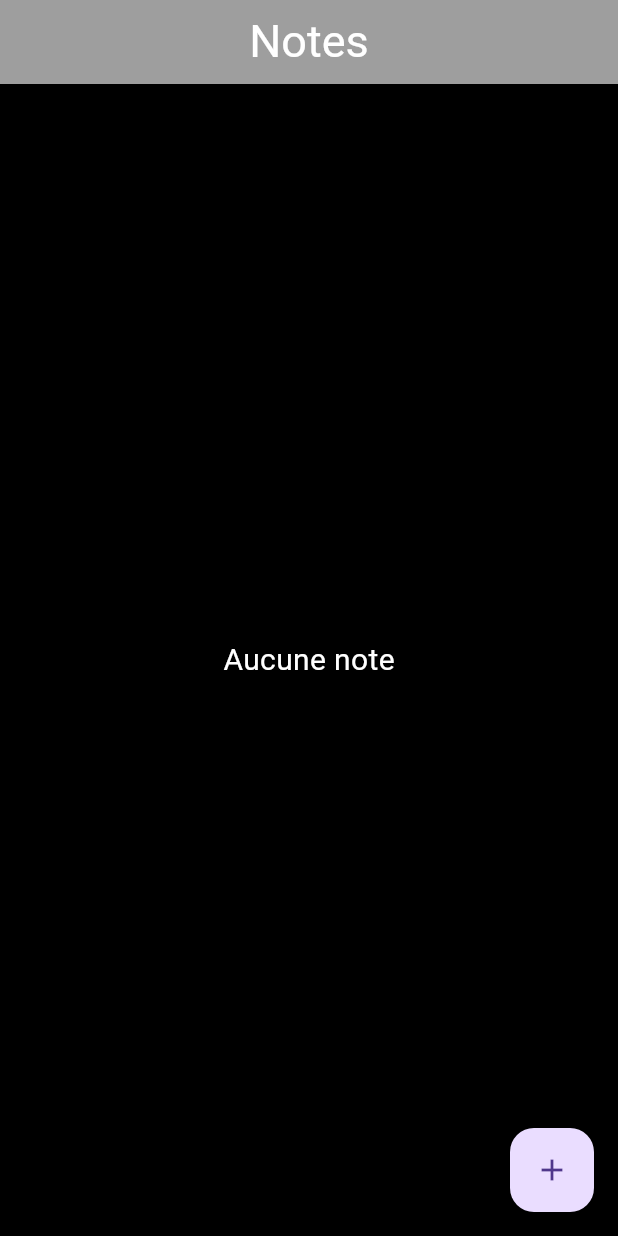
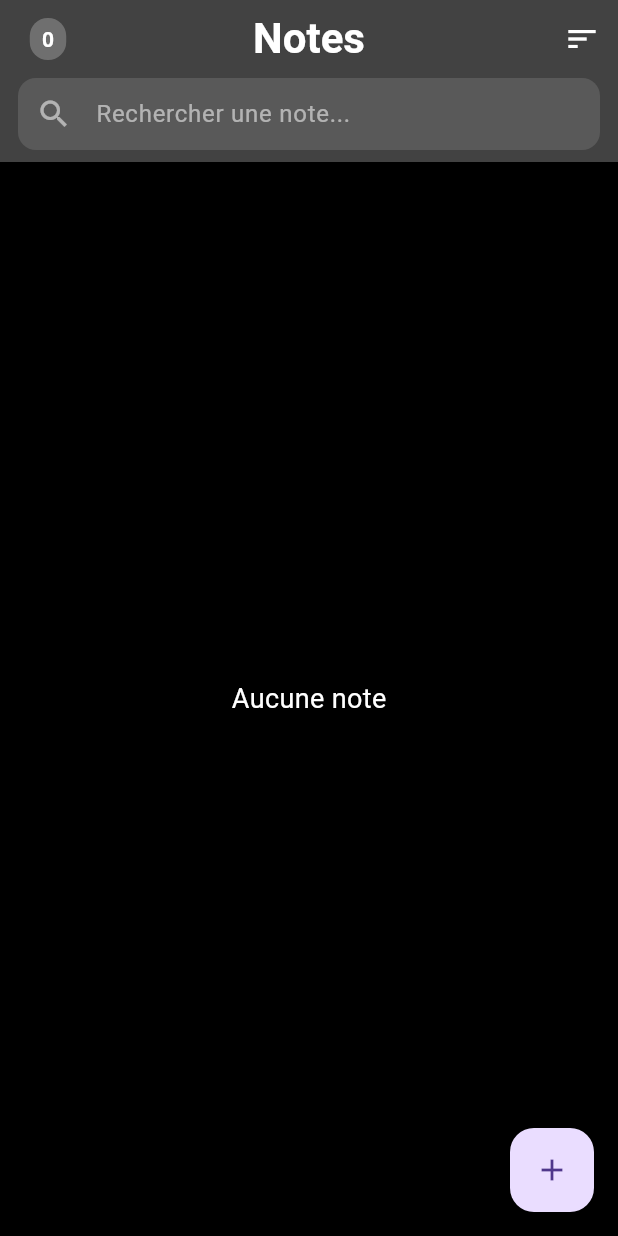
Before and after one commit to AB3288/Block-Notes, a Flutter app: the screen it shows after launch, on a phone screen of 412 x 824 dp. Run offline on Flutter 3.47's test engine with Material 3 defaults, Android fonts, the phone set to English and light mode, and no system bars.

Commit message:
version p2-> fine TP(Block-Note)

```diff
--- a/lib/main.dart
+++ b/lib/main.dart
@@ -1,19 +1,25 @@
-import '../pages/home_page.dart';
 import 'package:flutter/material.dart';
+import 'package:provider/provider.dart';
+import 'services/note_service.dart';
+import 'pages/home_page.dart';
 
 void main() {
-  runApp(const MyApp());
+  runApp(
+    ChangeNotifierProvider(
+      create: (_) => NoteService(),
+      child: const MyApp(),
+    ),
+  );
 }
 
 class MyApp extends StatelessWidget {
   const MyApp({super.key});
 
-  // This widget is the root of your application.
   @override
   Widget build(BuildContext context) {
-    return MaterialApp(
+    return const MaterialApp(
+      title: 'Bloc-Notes',
       debugShowCheckedModeBanner: false,
-      title: 'Block note',
       home: HomePage(),
     );
   }
--- a/lib/pages/detail_page.dart
+++ b/lib/pages/detail_page.dart
@@ -68,8 +68,8 @@ class DetailNotePage extends StatelessWidget {
                         Navigator.pop(context);
                         Navigator.pop(context, {
                           "action": "deleted",
-                          "index": index,
-                        });
+                           "id": note.id}
+                        );
                       },
                       child: const Text("Supprimer"),
                     ),
--- a/lib/pages/home_page.dart
+++ b/lib/pages/home_page.dart
@@ -1,7 +1,9 @@
+import 'package:flutter/material.dart';
+import 'package:provider/provider.dart';
+import '../services/note_service.dart';
+import '../models/note.dart';
 import 'create_page.dart';
 import 'detail_page.dart';
-import 'package:flutter/material.dart';
-import '../models/note.dart';
 
 class HomePage extends StatefulWidget {
   const HomePage({super.key});
@@ -11,68 +13,152 @@ class HomePage extends StatefulWidget {
 }
 
 class _HomePageState extends State<HomePage> {
+  String _query = '';
+  final TextEditingController _searchController = TextEditingController();
 
-  List<Note> _notes = [];
+  @override
+  void dispose() {
+    _searchController.dispose();
+    super.dispose();
+  }
+
   @override
   Widget build(BuildContext context) {
+    final service = context.watch<NoteService>();
+    final displayedNotes = service.search(_query);  // filtrées + triées
+
     return Scaffold(
       backgroundColor: Colors.black,
       appBar: AppBar(
-        backgroundColor: Colors.grey,
+        backgroundColor: Colors.grey[800],
         title: const Text(
           "Notes",
-          style: TextStyle(color: Colors.white, fontSize: 30),
+          style: TextStyle(color: Colors.white, fontSize: 28, fontWeight: FontWeight.bold),
         ),
         centerTitle: true,
+        // ── Fonctionnalité 3 : compteur avec Consumer ciblé ──
+        leading: Consumer<NoteService>(
+          builder: (_, svc, __) => Center(
+            child: Container(
+              margin: const EdgeInsets.only(left: 8),
+              padding: const EdgeInsets.symmetric(horizontal: 8, vertical: 4),
+              decoration: BoxDecoration(
+                color: Colors.white24,
+                borderRadius: BorderRadius.circular(12),
+              ),
+              child: Text(
+                "${svc.count}",
+                style: const TextStyle(
+                  color: Colors.white,
+                  fontWeight: FontWeight.bold,
+                  fontSize: 14,
+                ),
+              ),
+            ),
+          ),
+        ),
+        // ── Fonctionnalité 2 : menu de tri ──
+        actions: [
+          Consumer<NoteService>(
+            builder: (_, svc, __) => PopupMenuButton<SortOption>(
+              icon: const Icon(Icons.sort, color: Colors.white),
+              tooltip: "Trier",
+              onSelected: (option) => svc.setSortOption(option),
+              itemBuilder: (_) => const [
+                PopupMenuItem(
+                  value: SortOption.dateDesc,
+                  child: Text("Date (récent d'abord)"),
+                ),
+                PopupMenuItem(
+                  value: SortOption.dateAsc,
+                  child: Text("Date (ancien d'abord)"),
+                ),
+                PopupMenuItem(
+                  value: SortOption.titleAsc,
+                  child: Text("Titre (A → Z)"),
+                ),
+                PopupMenuItem(
+                  value: SortOption.titleDesc,
+                  child: Text("Titre (Z → A)"),
+                ),
+              ],
+            ),
+          ),
+        ],
+        // ── Fonctionnalité 1 : barre de recherche ──
+        bottom: PreferredSize(
+          preferredSize: const Size.fromHeight(52),
+          child: Padding(
+            padding: const EdgeInsets.fromLTRB(12, 0, 12, 8),
+            child: TextField(
+              controller: _searchController,
+              onChanged: (value) => setState(() => _query = value),
+              style: const TextStyle(color: Colors.white),
+              decoration: InputDecoration(
+                hintText: "Rechercher une note...",
+                hintStyle: const TextStyle(color: Colors.white54),
+                prefixIcon: const Icon(Icons.search, color: Colors.white54),
+                suffixIcon: _query.isNotEmpty
+                    ? IconButton(
+                        icon: const Icon(Icons.clear, color: Colors.white54),
+                        onPressed: () {
+                          _searchController.clear();
+                          setState(() => _query = '');
+                        },
+                      )
+                    : null,
+                filled: true,
+                fillColor: Colors.white12,
+                contentPadding: const EdgeInsets.symmetric(vertical: 0),
+                border: OutlineInputBorder(
+                  borderRadius: BorderRadius.circular(12),
+                  borderSide: BorderSide.none,
+                ),
+              ),
+            ),
+          ),
+        ),
       ),
       floatingActionButton: FloatingActionButton(
         onPressed: () async {
-          final result = await Navigator.push(
+          final result = await Navigator.push<Note>(
             context,
-            MaterialPageRoute(
-              builder: (context) => const CreateNotePage(),
-            ),
+            MaterialPageRoute(builder: (_) => const CreateNotePage()),
           );
-          if (result != null && result is Note) {
-            setState(() {
-              _notes.add(result);
-            });
+          if (result != null && context.mounted) {
+            context.read<NoteService>().addNote(result);
           }
         },
         child: const Icon(Icons.add),
       ),
-      body: _notes.isEmpty
-          ? const Center(
+      body: displayedNotes.isEmpty
+          ? Center(
               child: Text(
-                "Aucune note",
-                style: TextStyle(color: Colors.white, fontSize: 20),
+                _query.isEmpty ? "Aucune note" : "Aucun résultat pour \"$_query\"",
+                style: const TextStyle(color: Colors.white, fontSize: 18),
               ),
             )
           : ListView.builder(
-              itemCount: _notes.length,
+              itemCount: displayedNotes.length,
               itemBuilder: (context, index) {
-                final note = _notes[index];
+                final note = displayedNotes[index];
                 return Padding(
-                  padding: const EdgeInsets.all(8.0),
+                  padding: const EdgeInsets.symmetric(horizontal: 8, vertical: 4),
                   child: InkWell(
+                    borderRadius: BorderRadius.circular(10),
                     onTap: () async {
-                      final result = await Navigator.push(
+                      final result = await Navigator.push<Map<String, dynamic>>(
                         context,
                         MaterialPageRoute(
-                          builder: (context) =>
-                              DetailNotePage(note: note, index: index),
+                          builder: (_) => DetailNotePage(note: note, index: index),
                         ),
                       );
-                      if (result != null) {
+                      if (result != null && context.mounted) {
                         if (result["action"] == "modified") {
-                          setState(() {
-                            _notes[index] = result["note"];
-                          });
+                          context.read<NoteService>().updateNote(result["note"] as Note);
                         }
                         if (result["action"] == "deleted") {
-                          setState(() {
-                            _notes.removeAt(result["index"]);
-                          });
+                          context.read<NoteService>().deleteNote(result["id"] as String);
                         }
                       }
                     },
@@ -86,33 +172,39 @@ class _HomePageState extends State<HomePage> {
                           Container(
                             width: 6,
                             height: 90,
-                            color: _hexToColor(note.couleur),
+                            decoration: BoxDecoration(
+                              color: _hexToColor(note.couleur),
+                              borderRadius: const BorderRadius.only(
+                                topLeft: Radius.circular(10),
+                                bottomLeft: Radius.circular(10),
+                              ),
+                            ),
                           ),
                           Expanded(
                             child: Padding(
                               padding: const EdgeInsets.all(10),
                               child: Column(
-                                crossAxisAlignment:
-                                    CrossAxisAlignment.start,
+                                crossAxisAlignment: CrossAxisAlignment.start,
                                 children: [
                                   Text(
                                     note.titre,
                                     style: const TextStyle(
-                                      fontSize: 20,
+                                      fontSize: 18,
                                       fontWeight: FontWeight.bold,
                                     ),
                                   ),
-                                  const SizedBox(height: 5),
+                                  const SizedBox(height: 4),
                                   Text(
-                                    note.contenu.length > 30
-                                        ? "${note.contenu.substring(0, 30)}..."
+                                    note.contenu.length > 40
+                                        ? "${note.contenu.substring(0, 40)}..."
                                         : note.contenu,
+                                    style: const TextStyle(color: Colors.black54),
                                   ),
-                                  const SizedBox(height: 5),
+                                  const SizedBox(height: 4),
                                   Text(
                                     "${note.dateCreation.day}/${note.dateCreation.month}/${note.dateCreation.year}",
                                     style: const TextStyle(
-                                      fontSize: 12,
+                                      fontSize: 11,
                                       color: Colors.grey,
                                     ),
                                   ),
--- /dev/null
+++ b/lib/services/note_service.dart
@@ -0,0 +1,74 @@
+import 'package:flutter/foundation.dart';
+import '../models/note.dart';
+
+enum SortOption {
+  dateDesc,  // récent d'abord (défaut)
+  dateAsc,   // ancien d'abord
+  titleAsc,  // A → Z
+  titleDesc, // Z → A
+}
+
+class NoteService extends ChangeNotifier {
+  final List<Note> _notes = [];
+  SortOption _sortOption = SortOption.dateDesc;
+
+  SortOption get sortOption => _sortOption;
+
+  List<Note> get notes {
+    final sorted = [..._notes];
+    switch (_sortOption) {
+      case SortOption.dateDesc:
+        sorted.sort((a, b) => b.dateCreation.compareTo(a.dateCreation));
+      case SortOption.dateAsc:
+        sorted.sort((a, b) => a.dateCreation.compareTo(b.dateCreation));
+      case SortOption.titleAsc:
+        sorted.sort((a, b) => a.titre.compareTo(b.titre));
+      case SortOption.titleDesc:
+        sorted.sort((a, b) => b.titre.compareTo(a.titre));
+    }
+    return List.unmodifiable(sorted);
+  }
+
+  int get count => _notes.length;
+
+  void setSortOption(SortOption option) {
+    _sortOption = option;
+    notifyListeners();
+  }
+
+  void addNote(Note note) {
+    _notes.insert(0, note);
+    notifyListeners();
+  }
+
+  void updateNote(Note note) {
+    final index = _notes.indexWhere((n) => n.id == note.id);
+    if (index != -1) {
+      _notes[index] = note;
+      notifyListeners();
+    }
+  }
+
+  void deleteNote(String id) {
+    _notes.removeWhere((n) => n.id == id);
+    notifyListeners();
+  }
+
+  Note? getNoteById(String id) {
+    try {
+      return _notes.firstWhere((n) => n.id == id);
+    } catch (_) {
+      return null;
+    }
+  }
+
+  List<Note> search(String query) {
+    if (query.trim().isEmpty) return notes;
+    final q = query.toLowerCase();
+    return notes
+        .where((n) =>
+            n.titre.toLowerCase().contains(q) ||
+            n.contenu.toLowerCase().contains(q))
+        .toList();
+  }
+}
--- a/pubspec.yaml
+++ b/pubspec.yaml
@@ -45,7 +45,7 @@ dev_dependencies:
   # package. See that file for information about deactivating specific lint
   # rules and activating additional ones.
   flutter_lints: ^6.0.0
-
+  provider: ^6.1.2
 # For information on the generic Dart part of this file, see the
 # following page: https://dart.dev/tools/pub/pubspec
 
```
Also changed, not shown: lib/pages/create_page.dart (line endings or trailing spaces), pubspec.lock.
